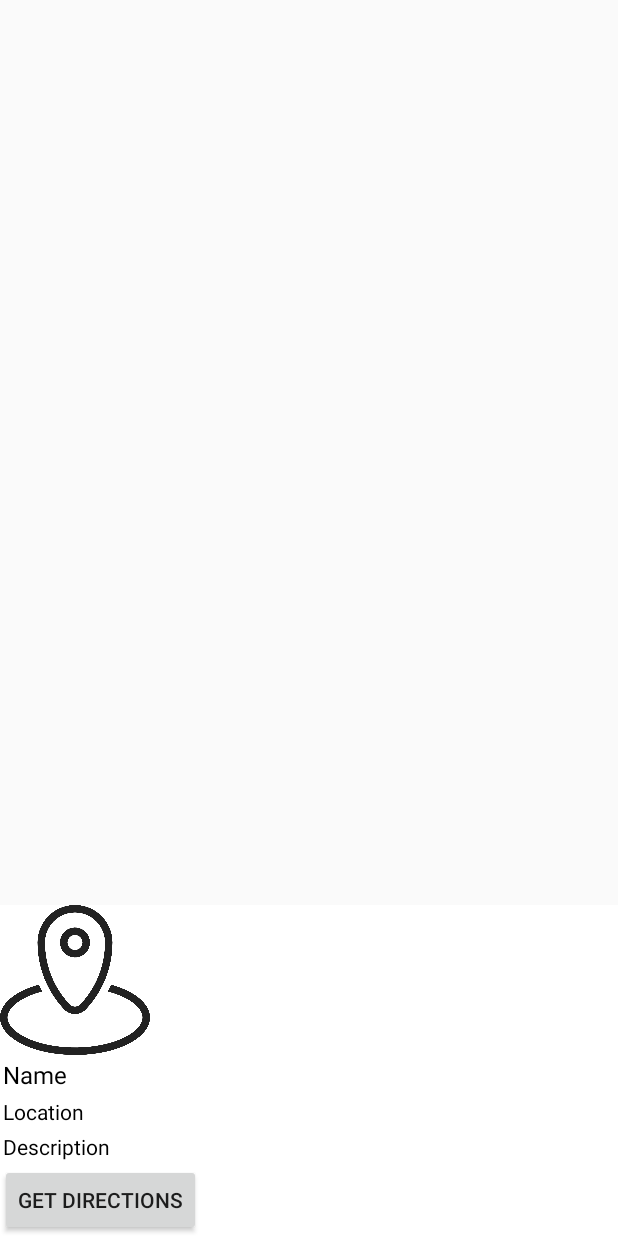
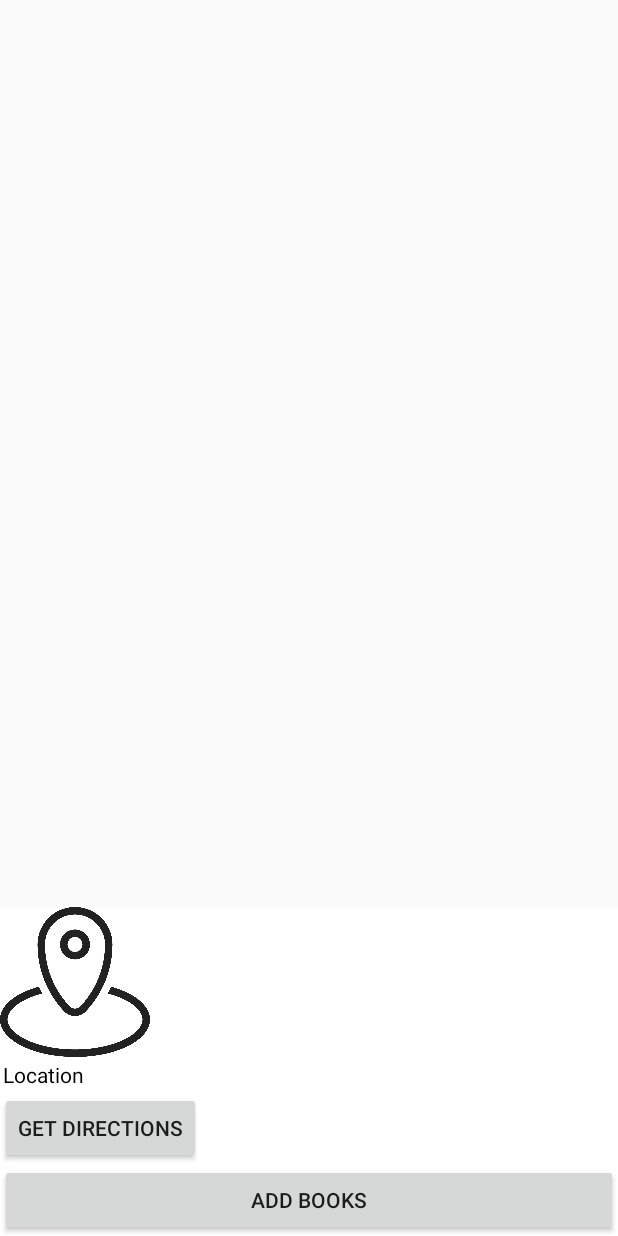
Before and after one commit to H-Alsaifi/BookBox-App, an Android app built with Jetpack Compose: the layout bottom_sheet_layout.xml on its own in the app's theme, with its tools: preview values and no code run, on a phone screen of 412 x 824 dp. Run offline under Robolectric (Android 15) with nearby library versions, the phone set to English and light mode, and no system bars.

Commit message:
Added the button for adding book for book box

```diff
--- a/Application/app/src/main/java/ca/dal/cs/csci4176/group01undergraduate/MapsFragment.kt
+++ b/Application/app/src/main/java/ca/dal/cs/csci4176/group01undergraduate/MapsFragment.kt
@@ -126,20 +126,20 @@ class MapsFragment : Fragment(), OnMarkerClickListener{
             }
 
             clickedBookBox?.let {
-                // find the text view
-                linearLayout.findViewById<TextView>(R.id.bookBoxName)
-                    .text = it.name
 
                 if (it.location != null) linearLayout.findViewById<TextView>(R.id.bookBoxLocation)
                     .text = getAddressFromLatLng(it.location.latitude, it.location.longitude)
-
-                linearLayout.findViewById<TextView>(R.id.bookBoxDescription)
-                    .text = it.description
 
                 Picasso
                     .get()
                     .load(it.imageUrl)
                     .into(linearLayout.findViewById<ImageView>(R.id.bookBoxImage))
+
+                // TODO(Add book for book box)
+                linearLayout.findViewById<Button>(R.id.bookBoxAddBook)
+                    .setOnClickListener{
+
+                    }
 
                 // find the button
                 linearLayout.findViewById<Button>(R.id.getDirections)
--- a/Application/app/src/main/res/layout/bottom_sheet_layout.xml
+++ b/Application/app/src/main/res/layout/bottom_sheet_layout.xml
@@ -18,28 +18,11 @@
         app:srcCompat="@drawable/map_icon" />
 
     <TextView
-        android:id="@+id/bookBoxName"
-        android:layout_width="wrap_content"
-        android:layout_height="wrap_content"
-        android:padding="2dp"
-        android:text="Name"
-        android:textColor="#000000"
-        android:textSize="16sp" />
-
-    <TextView
         android:id="@+id/bookBoxLocation"
         android:layout_width="wrap_content"
         android:layout_height="wrap_content"
         android:padding="2dp"
         android:text="Location"
-        android:textColor="#000000" />
-
-    <TextView
-        android:id="@+id/bookBoxDescription"
-        android:layout_width="match_parent"
-        android:layout_height="wrap_content"
-        android:padding="2dp"
-        android:text="Description"
         android:textColor="#000000" />
 
     <Button
@@ -48,4 +31,10 @@
         android:layout_height="wrap_content"
         android:text="Get Directions" />
 
+    <Button
+        android:id="@+id/bookBoxAddBook"
+        android:layout_width="match_parent"
+        android:layout_height="wrap_content"
+        android:text="Add books" />
+
 </LinearLayout>
```
